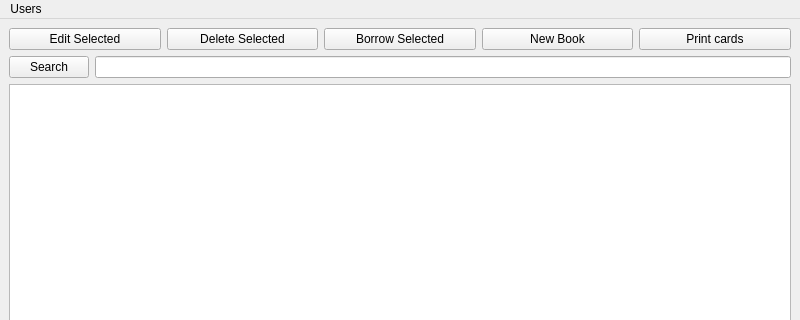
First picture: the form in ui/book_list.ui, repository tomasz-brak/libreLib, before the edit; both pictures show x 0 to 800 and y 0 to 320 of the 800 by 600 pixel window.
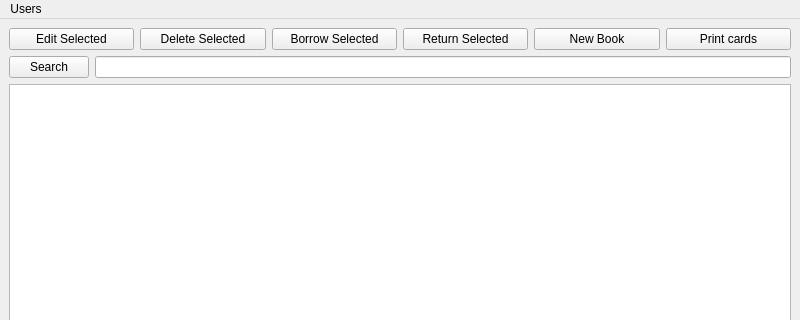
Second picture: the form after the edit.

```diff
--- a/ui/book_list.ui
+++ b/ui/book_list.ui
@@ -41,6 +41,13 @@
         </property>
        </widget>
       </item>
+      <item>
+       <widget class="QPushButton" name="return_book_button">
+        <property name="text">
+         <string>Return Selected</string>
+        </property>
+       </widget>
+      </item>
       <item>
        <widget class="QPushButton" name="new_book_button">
         <property name="text">
```
